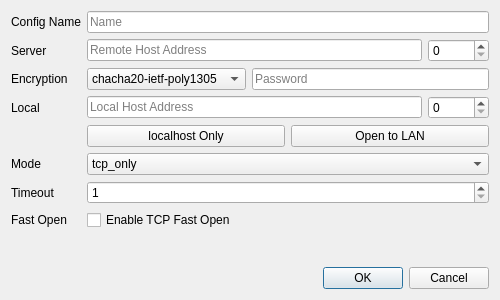
The window that src/ui/EditDialog.ui (df543/shadowsocks-face) describes before a commit, drawn with Qt 5.
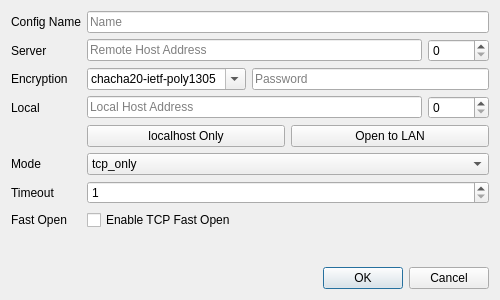
The same window after the commit.

The edit to the form file:
```diff
--- a/src/ui/EditDialog.ui
+++ b/src/ui/EditDialog.ui
@@ -44,6 +44,9 @@
       <layout class="QHBoxLayout" name="horizontalLayout_3">
        <item>
         <widget class="QComboBox" name="comboBox_method">
+         <property name="editable">
+          <bool>true</bool>
+         </property>
          <item>
           <property name="text">
            <string notr="true">chacha20-ietf-poly1305</string>
```
Left out of the diff: 35 changed lines with no effect on the pictures.
